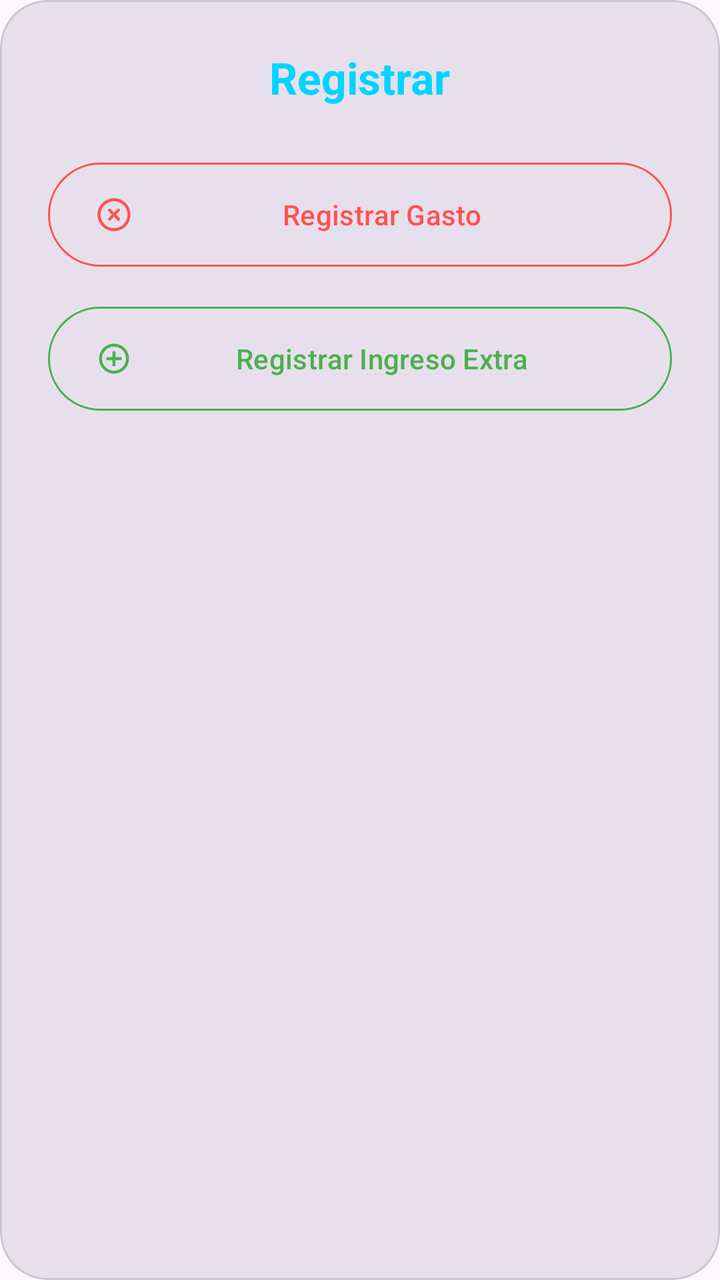
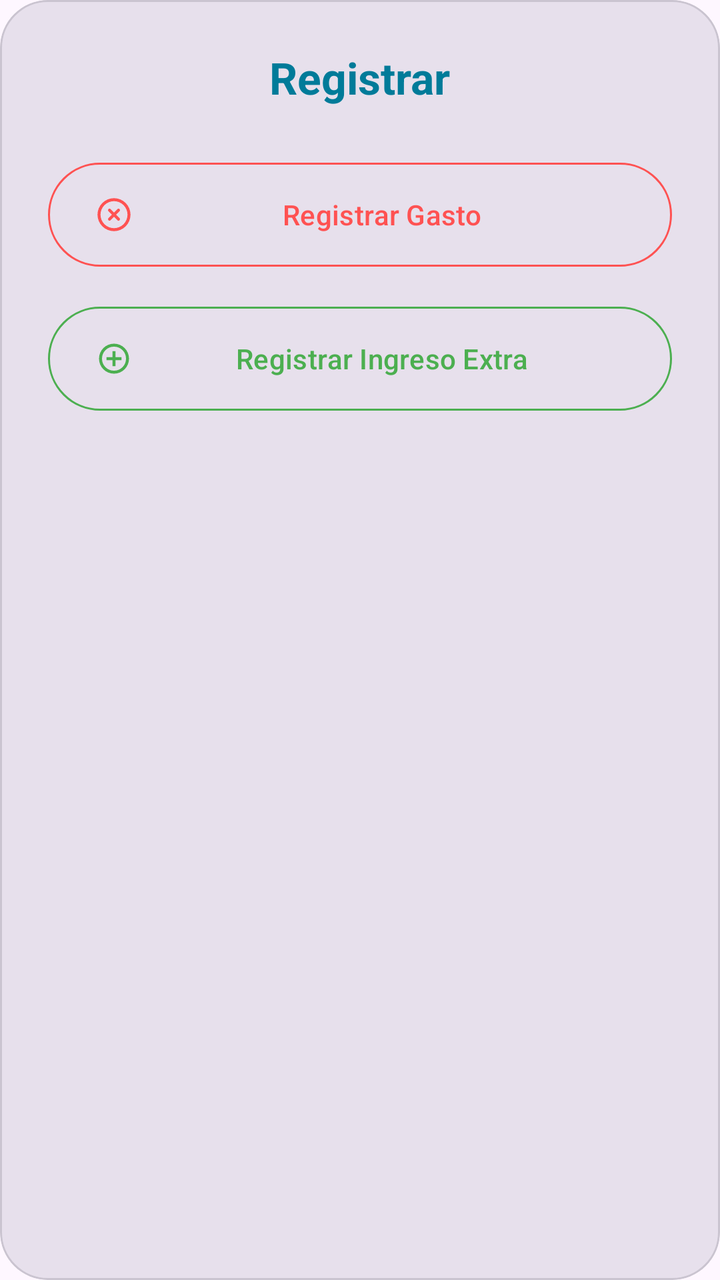

An Android layout rendered at two revisions. The XML below is the earlier revision; the diff shows what the commit changed to produce the second picture.
<!-- AndroidManifest.xml: application theme Theme.StudiOS -->
<!-- res/layout/finanzas_dialogo_seleccion_transaccion.xml -->
<?xml version="1.0" encoding="utf-8"?>
<layout xmlns:android="http://schemas.android.com/apk/res/android"
    xmlns:app="http://schemas.android.com/apk/res-auto">
    <com.google.android.material.card.MaterialCardView
        android:layout_width="match_parent"
        android:layout_height="wrap_content"
        app:cardBackgroundColor="?attr/colorSurfaceVariant"
        app:cardCornerRadius="24dp">

        <LinearLayout
            android:layout_width="match_parent"
            android:layout_height="wrap_content"
            android:gravity="center"
            android:orientation="vertical"
            android:padding="24dp">

            <TextView
                android:layout_width="wrap_content"
                android:layout_height="wrap_content"
                android:layout_marginBottom="24dp"
                android:text="Registrar"
                android:textColor="@color/studios_cyan"
                android:textSize="22sp"
                android:textStyle="bold" />

            <com.google.android.material.button.MaterialButton
                android:id="@+id/btnSeleccionarGasto"
                style="@style/Widget.Material3.Button.OutlinedButton"
                android:layout_width="match_parent"
                android:layout_height="60dp"
                android:layout_marginBottom="12dp"
                android:text="Registrar Gasto"
                android:textAllCaps="false"
                android:textColor="#FF5252"
                app:icon="@drawable/ic_remove_circle_24"
                app:iconTint="#FF5252"
                app:strokeColor="#FF5252" />

            <com.google.android.material.button.MaterialButton
                android:id="@+id/btnSeleccionarIngreso"
                style="@style/Widget.Material3.Button.OutlinedButton"
                android:layout_width="match_parent"
                android:layout_height="60dp"
                android:text="Registrar Ingreso Extra"
                android:textAllCaps="false"
                android:textColor="#4CAF50"
                app:icon="@drawable/ic_add_circle_24"
                app:iconTint="#4CAF50"
                app:strokeColor="#4CAF50" />
        </LinearLayout>
    </com.google.android.material.card.MaterialCardView>
</layout>
<!-- resources referenced by this layout -->
<resources>
  <color name="studios_cyan">#00D4FF</color>
  <!-- drawable ic_add_circle_24 (drawable) -->
  <vector xmlns:android="http://schemas.android.com/apk/res/android" android:height="24dp" android:tint="#000000" android:viewportHeight="960" android:viewportWidth="960" android:width="24dp">
        
      <path android:fillColor="@android:color/white" android:pathData="M440,680L520,680L520,520L680,520L680,440L520,440L520,280L440,280L440,440L280,440L280,520L440,520L440,680ZM480,880Q397,880 324,848.5Q251,817 197,763Q143,709 111.5,636Q80,563 80,480Q80,397 111.5,324Q143,251 197,197Q251,143 324,111.5Q397,80 480,80Q563,80 636,111.5Q709,143 763,197Q817,251 848.5,324Q880,397 880,480Q880,563 848.5,636Q817,709 763,763Q709,817 636,848.5Q563,880 480,880ZM480,800Q614,800 707,707Q800,614 800,480Q800,346 707,253Q614,160 480,160Q346,160 253,253Q160,346 160,480Q160,614 253,707Q346,800 480,800ZM480,480Q480,480 480,480Q480,480 480,480Q480,480 480,480Q480,480 480,480Q480,480 480,480Q480,480 480,480Q480,480 480,480Q480,480 480,480Z"/>
      
  </vector>
  <!-- drawable ic_remove_circle_24 (drawable) -->
  <vector xmlns:android="http://schemas.android.com/apk/res/android"
      android:width="24dp"
      android:height="24dp"
      android:viewportWidth="24"
      android:viewportHeight="24">
    <path
        android:fillColor="#FF000000"
        android:pathData="M12,23A11,11 0,1 0,1 12,11.013 11.013,0 0,0 12,23ZM12,3a9,9 0,1 1,-9 9A9.01,9.01 0,0 1,12 3ZM8.293,14.293 L10.586,12 8.293,9.707A1,1 0,0 1,9.707 8.293L12,10.586l2.293,-2.293a1,1 0,0 1,1.414 1.414L13.414,12l2.293,2.293a1,1 0,1 1,-1.414 1.414L12,13.414 9.707,15.707a1,1 0,0 1,-1.414 -1.414Z"/>
  </vector>
  <style name="Theme.StudiOS" parent="Base.Theme.StudiOS" />
  <style name="Base.Theme.StudiOS" parent="Theme.Material3.DayNight.NoActionBar">
          
          
      </style>
</resources>

<!-- the commit's change to res/layout/finanzas_dialogo_seleccion_transaccion.xml (unified diff, before → after) -->
@@ -19,7 +19,7 @@
                 android:layout_height="wrap_content"
                 android:layout_marginBottom="24dp"
                 android:text="Registrar"
-                android:textColor="@color/studios_cyan"
+                android:textColor="@color/studios_cyan_titulo"
                 android:textSize="22sp"
                 android:textStyle="bold" />
 
<!-- resource entries referenced after the edit -->
@@ -1,6 +1,6 @@
 <!-- resources referenced by this layout -->
 <resources>
-  <color name="studios_cyan">#00D4FF</color>
+  <color name="studios_cyan_titulo">#007B99</color>
   <!-- drawable ic_add_circle_24 (drawable) -->
   <vector xmlns:android="http://schemas.android.com/apk/res/android" android:height="24dp" android:tint="#000000" android:viewportHeight="960" android:viewportWidth="960" android:width="24dp">
         
